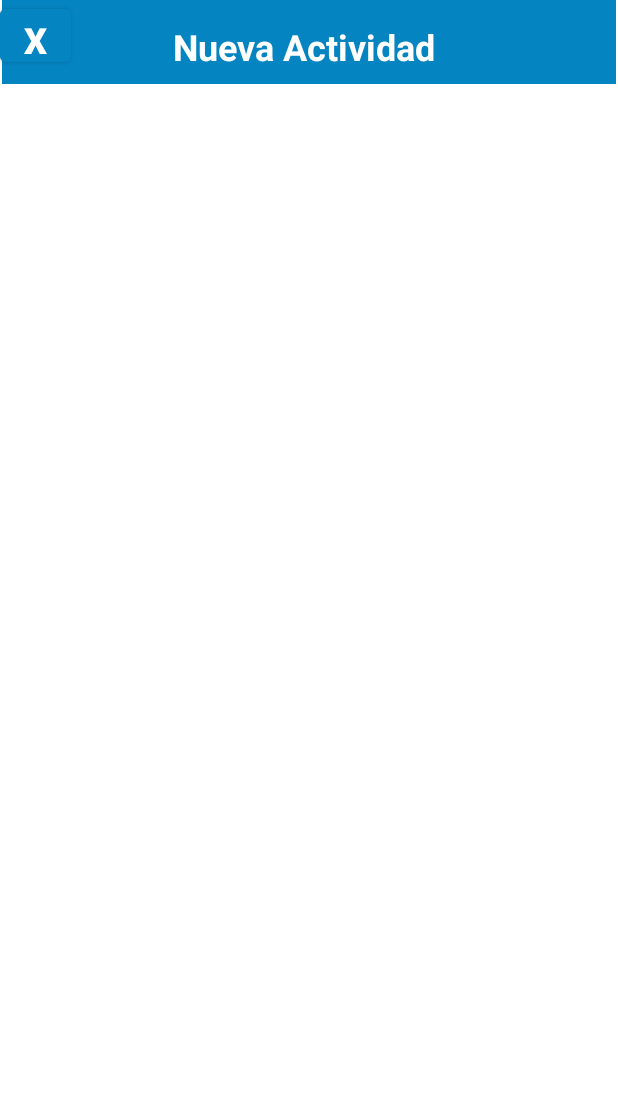
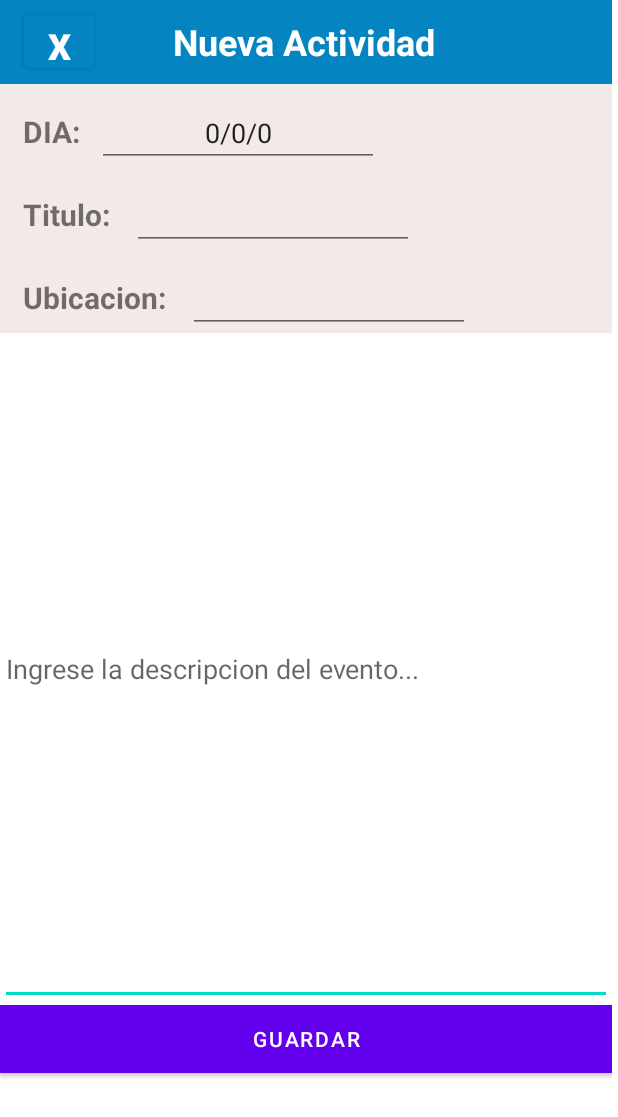
Before and after one commit to BrayanGamez/AgendaCatedra, an Android app: the AgregarEvento screen opened directly, with no data from a screen before it, on a phone screen of 412 x 824 dp. Shown: the top 1117 px of the screen. Run offline under Robolectric (Android 15) with nearby library versions, the phone set to English and light mode, and no system bars; 3 statements that could not run were skipped.

Commit message:
Se agrego activity de agregar evento

```diff
--- a/app/src/main/java/sv/edu/udb/agendacatedra/AgregarEvento.java
+++ b/app/src/main/java/sv/edu/udb/agendacatedra/AgregarEvento.java
@@ -4,13 +4,26 @@ import androidx.appcompat.app.AppCompatActivity;
 
 import android.os.Bundle;
 import android.view.MenuItem;
+import android.widget.EditText;
 
 public class AgregarEvento extends AppCompatActivity {
+
+    private int Dia;
+    private int Mes;
+    private int anio;
+    private EditText editFecha;
 
     @Override
     protected void onCreate(Bundle savedInstanceState) {
         super.onCreate(savedInstanceState);
         setContentView(R.layout.activity_agregar_evento);
+        editFecha = findViewById(R.id.editFecha);
+
+        Dia =  getIntent().getExtras().getInt("dia");
+        Mes = getIntent().getExtras().getInt("mes");
+        anio = getIntent().getExtras().getInt("anio");
+
+        editFecha.setText(String.valueOf(Dia)+"/"+String.valueOf(Mes)+"/"+String.valueOf(anio));
     }
 
 }
--- a/app/src/main/java/sv/edu/udb/agendacatedra/Inicio.java
+++ b/app/src/main/java/sv/edu/udb/agendacatedra/Inicio.java
@@ -75,9 +75,9 @@ public class Inicio extends AppCompatActivity implements CalendarView.OnDateChan
         items[2] = "Cancelar";
 
         int dia,mes,anio;
-        dia = i;
+        dia = i2;
         mes = i1+1;
-        anio = i2;
+        anio = i;
         //por defecto el mes inicia en cero por lo que aumentamos uno
 
         constructor.setTitle("Seleccione una opcion")
--- a/app/src/main/res/layout/activity_agregar_evento.xml
+++ b/app/src/main/res/layout/activity_agregar_evento.xml
@@ -4,19 +4,40 @@
     xmlns:tools="http://schemas.android.com/tools"
     android:layout_width="match_parent"
     android:layout_height="match_parent"
+    android:background="#FFFFFF"
     tools:context=".AgregarEvento">
 
 
-    <androidx.appcompat.widget.Toolbar
+    <LinearLayout
+        android:id="@+id/cardView"
+        android:layout_width="408dp"
+        android:layout_height="731dp"
+        app:cardBackgroundColor="#D2D2D2"
+        app:contentPaddingBottom="0dp"
+        app:contentPaddingLeft="0dp"
+        app:contentPaddingRight="0dp"
+        app:contentPaddingTop="0dp"
+        tools:ignore="MissingConstraints"
+        tools:layout_editor_absoluteX="2dp"
+        tools:layout_editor_absoluteY="0dp">
+
+        <LinearLayout
+            android:layout_width="match_parent"
+            android:layout_height="match_parent"
+            android:orientation="vertical">
+
+            <Toolbar
                 android:id="@+id/barraAgregarEvento"
-        android:layout_width="409dp"
+                android:layout_width="match_parent"
                 android:layout_height="wrap_content"
+                android:layout_marginTop="0dp"
                 android:background="#0484C0"
                 android:minHeight="?attr/actionBarSize"
                 android:theme="?attr/actionBarTheme"
                 app:layout_constraintEnd_toEndOf="parent"
+                app:layout_constraintHorizontal_bias="0.0"
                 app:layout_constraintStart_toStartOf="parent"
-        app:layout_constraintTop_toTopOf="parent" />
+                app:layout_constraintTop_toTopOf="parent">
 
                 <Button
                     android:id="@+id/btnRegresar"
@@ -45,4 +66,110 @@
                     app:layout_constraintStart_toEndOf="@+id/btnRegresar"
                     app:layout_constraintTop_toTopOf="parent"
                     app:layout_constraintVertical_bias="0.55" />
+
+            </Toolbar>
+
+            <LinearLayout
+                android:layout_width="match_parent"
+                android:layout_height="wrap_content"
+                android:background="#F3E9E9"
+                android:orientation="horizontal"
+                android:paddingTop="10dp">
+
+                <TextView
+                    android:id="@+id/txtFecha"
+                    android:layout_width="39dp"
+                    android:layout_height="30dp"
+                    android:layout_marginLeft="15dp"
+                    android:text="DIA: "
+                    android:textSize="20sp"
+                    android:textStyle="bold" />
+
+                <EditText
+                    android:id="@+id/editFecha"
+                    android:layout_width="188dp"
+                    android:layout_height="wrap_content"
+                    android:layout_marginLeft="10dp"
+                    android:clickable="false"
+                    android:editable="false"
+                    android:focusableInTouchMode="false"
+                    android:textAlignment="center">
+
+                </EditText>
+            </LinearLayout>
+
+            <LinearLayout
+                android:layout_width="match_parent"
+                android:layout_height="wrap_content"
+                android:background="#F3E9E9"
+                android:orientation="horizontal"
+                android:paddingTop="10dp">
+
+                <TextView
+                    android:id="@+id/titulo"
+                    android:layout_width="wrap_content"
+                    android:layout_height="30dp"
+                    android:layout_marginLeft="15dp"
+                    android:text="Titulo: "
+                    android:textSize="20sp"
+                    android:textStyle="bold" />
+
+                <EditText
+                    android:id="@+id/editTitulo"
+                    android:layout_width="188dp"
+                    android:layout_height="wrap_content"
+                    android:layout_marginLeft="10dp"
+                    android:focusableInTouchMode="false"
+                    android:textAlignment="center">
+
+                </EditText>
+            </LinearLayout>
+
+            <LinearLayout
+                android:layout_width="match_parent"
+                android:layout_height="wrap_content"
+                android:background="#F3E9E9"
+                android:orientation="horizontal"
+                android:paddingTop="10dp">
+
+                <TextView
+                    android:id="@+id/txtUbicacion"
+                    android:layout_width="wrap_content"
+                    android:layout_height="30dp"
+                    android:layout_marginLeft="15dp"
+                    android:text="Ubicacion: "
+                    android:textSize="20sp"
+                    android:textStyle="bold" />
+
+                <EditText
+                    android:id="@+id/editUbicacion"
+                    android:layout_width="188dp"
+                    android:layout_height="wrap_content"
+                    android:layout_marginLeft="10dp"
+                    android:focusableInTouchMode="false"
+                    android:textAlignment="center">
+
+                </EditText>
+            </LinearLayout>
+
+            <EditText
+                android:id="@+id/editDescripcion"
+                android:layout_width="match_parent"
+                android:layout_height="448dp"
+                android:layout_marginLeft="0dp"
+                android:hint="Ingrese la descripcion del evento..."
+                android:inputType="textMultiLine" />
+
+            <Button
+                android:id="@+id/btnGuardar"
+                android:layout_width="match_parent"
+                android:layout_height="wrap_content"
+                android:layout_marginBottom="16dp"
+                android:background="#0484C0"
+                android:backgroundTint="#0D7FB5"
+                android:text="Guardar"
+                app:layout_constraintBottom_toBottomOf="parent" />
+        </LinearLayout>
+    </LinearLayout>
+
 </androidx.constraintlayout.widget.ConstraintLayout>
```
Lines whose indentation alone changed are shown as unchanged.
